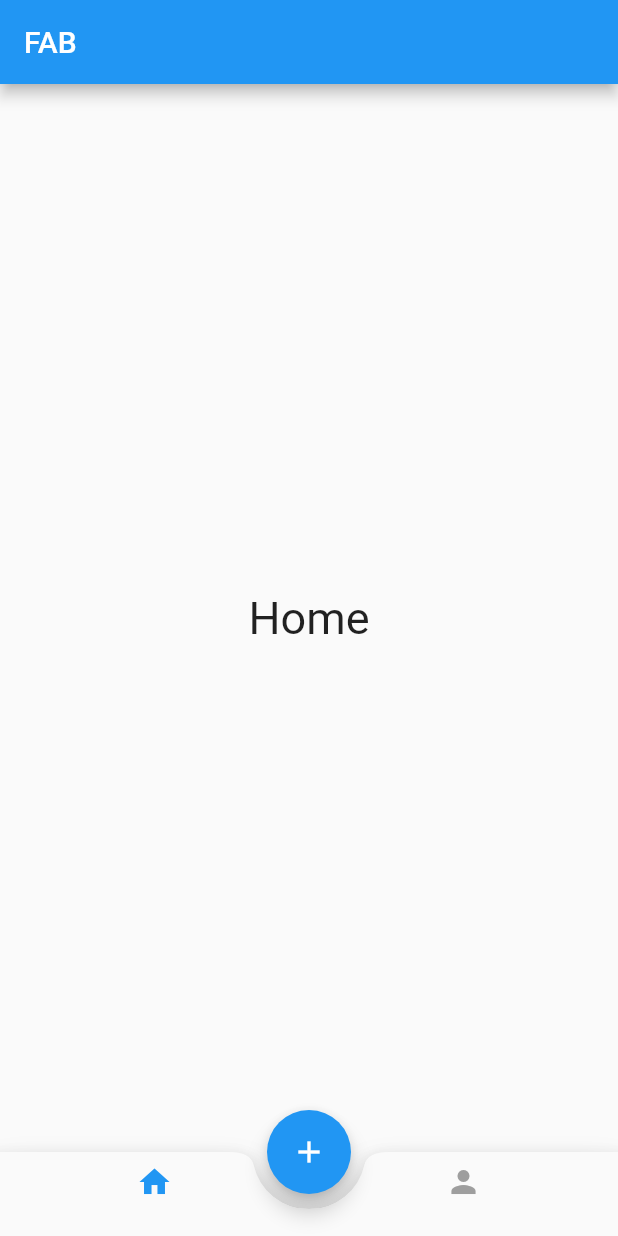
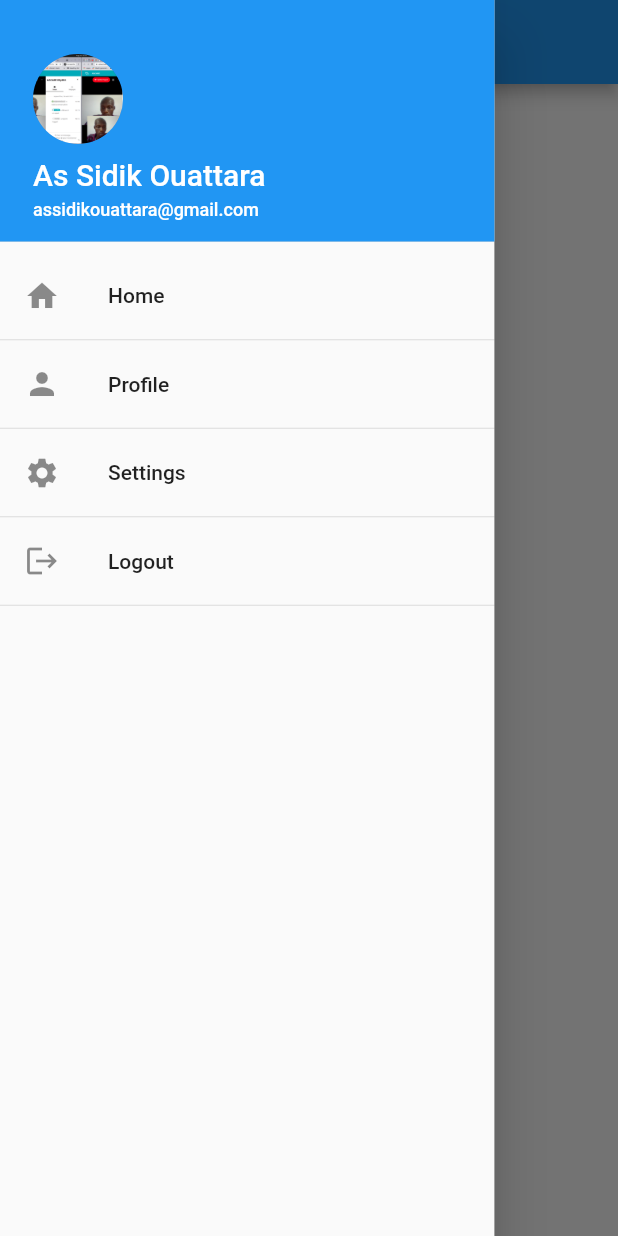
Before and after one commit to optimuim97/flutter-basics, a Flutter app: the screen it shows after launch, with the side drawer open (before the commit the screen has no drawer), on a phone screen of 412 x 824 dp. Run offline on Flutter 3.47's test engine with Material 2 defaults, Android fonts, the phone set to English and light mode, and no system bars.

Commit message:
basics drawer

```diff
--- a/lib/main.dart
+++ b/lib/main.dart
@@ -1,61 +1,125 @@
 import 'package:flutter/material.dart';
 import 'home.dart';
+import 'settings.dart';
 import 'person.dart';
 
-void main() => runApp(MyApp());
+void main() {
+  runApp(MyApp());
+}
 
 class MyApp extends StatefulWidget {
-  const MyApp({Key? key}) : super(key: key);
+  MyApp({Key? key}) : super(key: key);
 
   @override
   _MyAppState createState() => _MyAppState();
 }
 
 class _MyAppState extends State<MyApp> {
+  int index = 0;
+
+  List<Widget> list = [Home(), Person(), Settings()];
+
   @override
-  int index = 0;
-  List<Widget> list = [Home(), Person()];
-
   Widget build(BuildContext context) {
     return MaterialApp(
       debugShowCheckedModeBanner: false,
       home: Scaffold(
+        appBar: AppBar(
+          title: Text('Drawer'),
+        ),
         body: list[index],
-        appBar: AppBar(
-          title: Text('FAB'),
-        ),
-        floatingActionButton: FloatingActionButton(
-          onPressed: () {},
-          child: Icon(Icons.add),
-        ),
-        floatingActionButtonLocation: FloatingActionButtonLocation.centerDocked,
-        bottomNavigationBar: BottomAppBar(
-          shape: CircularNotchedRectangle(),
-          clipBehavior: Clip.antiAlias,
-          notchMargin: 10,
-          child: BottomNavigationBar(
-            currentIndex: index,
-            onTap: (value) {
-              setState(() => index = value);
-              print("${value}=======>");
-            },
-            items: [
-              BottomNavigationBarItem(
-                  icon: Icon(
-                    Icons.home,
-                    color: index == 0 ? Colors.blue : Colors.grey,
-                  ),
-                  title: SizedBox.shrink()),
-              BottomNavigationBarItem(
-                  icon: Icon(
-                    Icons.person,
-                    color: index == 1 ? Colors.blue : Colors.grey,
-                  ),
-                  title: SizedBox.shrink()),
-            ],
-          ),
+        drawer: MyDrawer(
+          onTap: (ctx, i) {
+            setState(() {
+              index = i;
+              Navigator.pop(ctx);
+            });
+          },
         ),
       ),
     );
   }
 }
+
+class MyDrawer extends StatelessWidget {
+  final Function onTap;
+
+  MyDrawer({required this.onTap});
+
+  @override
+  Widget build(BuildContext context) {
+    return SizedBox(
+      width: MediaQuery.of(context).size.width * 0.8,
+      child: Drawer(
+        child: Column(
+          crossAxisAlignment: CrossAxisAlignment.stretch,
+          children: [
+            DrawerHeader(
+              decoration: BoxDecoration(color: Colors.blue),
+              child: Padding(
+                padding: EdgeInsets.all(6),
+                child: Column(
+                  crossAxisAlignment: CrossAxisAlignment.start,
+                  mainAxisAlignment: MainAxisAlignment.end,
+                  children: [
+                    Container(
+                      width: 60,
+                      height: 60,
+                      child: CircleAvatar(
+                        backgroundImage: AssetImage('images/img.png'),
+                      ),
+                    ),
+                    SizedBox(
+                      height: 9.0,
+                    ),
+                    Text('As Sidik Ouattara',
+                        style: TextStyle(color: Colors.white, fontSize: 20.0)),
+                    SizedBox(
+                      height: 5,
+                    ),
+                    Text(
+                      'assidikouattara@gmail.com',
+                      style: TextStyle(color: Colors.white, fontSize: 12.0),
+                    ),
+                  ],
+                ),
+              ),
+            ),
+            ListTile(
+              leading: Icon(Icons.home),
+              title: Text('Home'),
+              onTap: () => onTap(context, 0),
+            ),
+            Divider(
+              height: 3.0,
+            ),
+            ListTile(
+              leading: Icon(Icons.person),
+              title: Text('Profile'),
+              onTap: () => onTap(context, 1),
+            ),
+            Divider(
+              height: 3.0,
+            ),
+            ListTile(
+              leading: Icon(Icons.settings),
+              title: Text('Settings'),
+              onTap: () => onTap(context, 2),
+            ),
+            Divider(
+              height: 3.0,
+            ),
+            ListTile(
+              leading: Icon(Icons.logout),
+              title: Text('Logout'),
+              onTap: () => onTap(context, 3),
+            ),
+            Divider(
+              height: 3.0,
+            ),
+          ],
+        ),
+      ),
+    );
+  }
+}
--- /dev/null
+++ b/lib/settings.dart
@@ -0,0 +1,17 @@
+import 'package:flutter/material.dart';
+
+class Settings extends StatelessWidget {
+  const Settings({Key? key}) : super(key: key);
+
+  @override
+  Widget build(BuildContext context) {
+    return Container(
+      child: Center(
+        child: Text(
+          'Settings',
+          style: TextStyle(fontSize: 30.0),
+        ),
+      ),
+    );
+  }
+}
```
